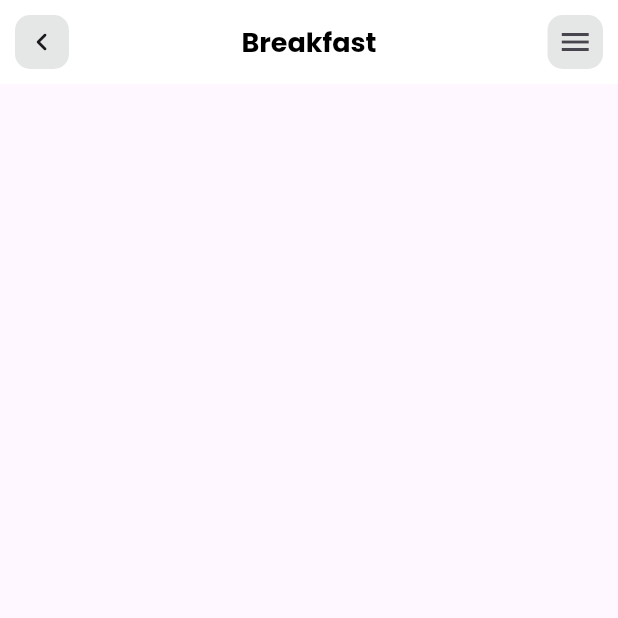
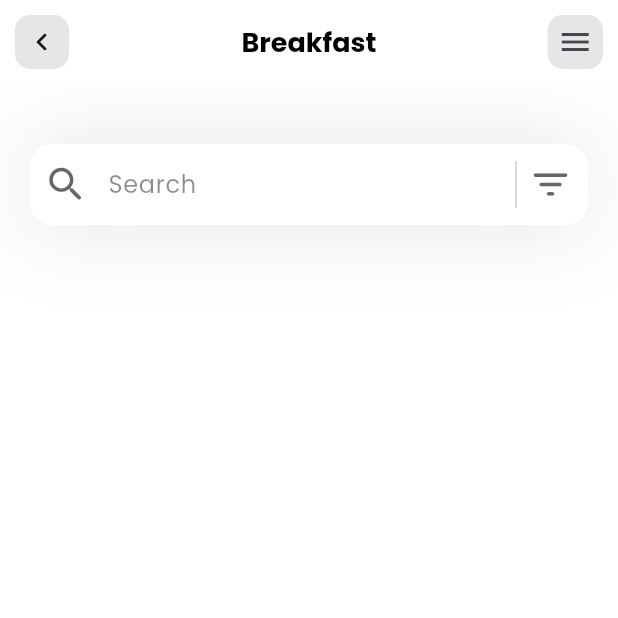
Before and after one commit to raazi-ak/flutter-refresher, a Flutter app: the screen it shows after launch, on a phone screen of 412 x 824 dp, the top half of it. Run offline on Flutter 3.47's test engine with Material 3 defaults, Android fonts, the phone set to English and light mode, and no system bars; our stand-ins replace google_fonts.

Commit message:
added styling to search box

```diff
--- a/lib/pages/home.dart
+++ b/lib/pages/home.dart
@@ -1,5 +1,4 @@
 import 'package:flutter/material.dart';
-import 'package:flutter/widgets.dart';
 import 'package:google_fonts/google_fonts.dart';
 
 class HomeView extends StatelessWidget {
@@ -8,22 +7,107 @@ class HomeView extends StatelessWidget {
   @override
   Widget build(BuildContext context) {
     return Scaffold(
-      appBar: AppBar(
+      backgroundColor: Colors.white,
+      appBar: AppHeader(),
+      body: Column(
+        children: [
+          Container(
+            margin: const EdgeInsets.only(top: 40, left: 20, right: 20),
+            decoration: BoxDecoration(
+              boxShadow: [
+                BoxShadow(
+                  color: Color(0xff1D1617).withOpacity(0.11),
+                  blurRadius: 50,
+                  spreadRadius: 0.5,
+                ),
+              ],
+            ),
+            child: TextField(
+              decoration: InputDecoration(
+                  border: OutlineInputBorder(
+                      borderRadius: BorderRadius.circular(15),
+                      borderSide: BorderSide.none),
+                  filled: true,
+                  hintText: "Search",
+                  hintStyle: GoogleFonts.poppins(
+                    textStyle: TextStyle(
+                        // Add your desired styling properties here
+                        fontSize: 16,
+                        fontWeight: FontWeight.normal,
+                        color: Colors.black45,
+                        height: 0.001),
+                  ),
+                  prefixIcon: Icon(
+                    Icons.search_rounded,
+                    size: 30.0,
+                    color: Colors.black.withOpacity(0.6),
+                  ),
+                  suffixIcon: Container(
+                    width: 100,
+                    child: IntrinsicHeight(
+                      child: Row(
+                        crossAxisAlignment: CrossAxisAlignment.center,
+                        mainAxisAlignment: MainAxisAlignment.end,
+                        mainAxisSize: MainAxisSize.min,
+                        children: [
+                          Padding(
+                            padding:
+                                const EdgeInsets.only(bottom: 8.0, top: 8.0),
+                            child: Container(
+                              clipBehavior: Clip.hardEdge,
+                              alignment: Alignment.center,
+                              decoration: BoxDecoration(
+                                  borderRadius: BorderRadius.circular(300)),
+                              child: VerticalDivider(
+                                color: Colors.black.withOpacity(0.15),
+                                thickness: 1.3,
+                                key: key,
+                              ),
+                            ),
+                          ),
+                          Icon(
+                            Icons.filter_list_rounded,
+                            size: 30.0,
+                            color: Colors.black.withOpacity(0.6),
+                          ),
+                          SizedBox(width: 10.0)
+                        ],
+                      ),
+                    ),
+                  ),
+                  fillColor: Colors.white,
+                  contentPadding: EdgeInsets.all(15)),
+            ),
+          ),
+        ],
+      ),
+    );
+  }
+
+  AppBar AppHeader() {
+    return AppBar(
       title: Text(
         "Breakfast",
         style: GoogleFonts.poppins(
-              color: Colors.black, fontSize: 18, fontWeight: FontWeight.bold),
+          color: Colors.black,
+          fontSize: 18,
+          fontWeight: FontWeight.bold,
+        ),
       ),
       centerTitle: true,
       backgroundColor: Colors.white,
       elevation: 0.0,
-        leading: Container(
+      leading: GestureDetector(
+        onTap: () {},
+        child: Container(
           alignment: Alignment.center,
-          margin: EdgeInsets.all(10),
+          margin: const EdgeInsets.all(10),
           decoration: BoxDecoration(
             color: Color.fromARGB(255, 229, 231, 231),
-              borderRadius: BorderRadius.circular(10)),
+            borderRadius: BorderRadius.circular(10),
+          ),
           child: Icon(Icons.chevron_left_rounded),
+        ),
       ),
       actions: [
         GestureDetector(
@@ -31,15 +115,15 @@ class HomeView extends StatelessWidget {
           child: Container(
             alignment: Alignment.center,
             width: 37,
-              margin: EdgeInsets.all(10),
+            margin: const EdgeInsets.all(10),
             decoration: BoxDecoration(
               color: Color.fromARGB(255, 229, 231, 231),
-                  borderRadius: BorderRadius.circular(10)),
+              borderRadius: BorderRadius.circular(10),
+            ),
             child: Icon(Icons.menu),
           ),
-          )
+        ),
       ],
-      ),
     );
   }
 }
```
Lines whose indentation alone changed are shown as unchanged.
